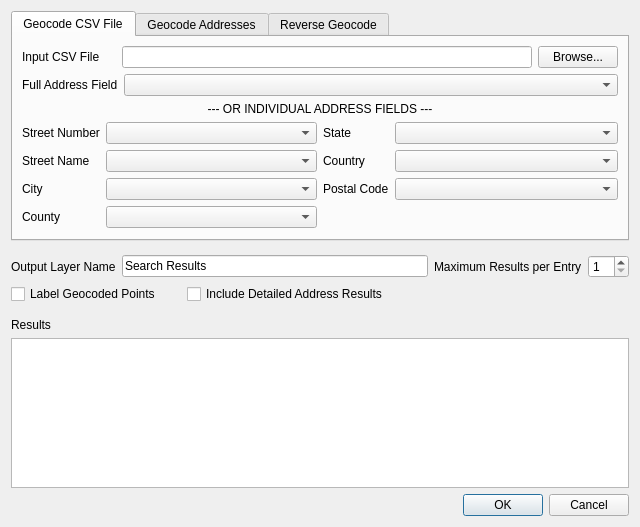
The window that bulkNominatim.ui (NationalSecurityAgency/qgis-bulk-nominatim) describes before a commit, drawn with Qt 5.
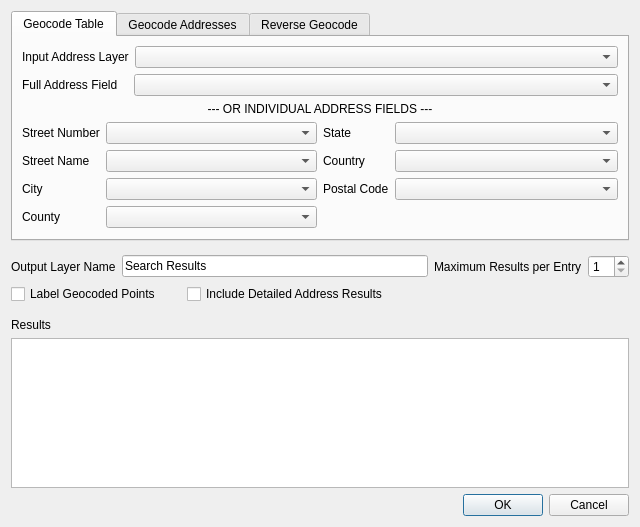
The same window after the commit. Custom widgets are drawn as their Qt base class.

Commit message: replaced csv code with qgis table

```diff
--- a/bulkNominatim.ui
+++ b/bulkNominatim.ui
@@ -21,7 +21,7 @@
      </property>
      <widget class="QWidget" name="csvTab">
       <attribute name="title">
-       <string>Geocode CSV File</string>
+       <string>Geocode Table</string>
       </attribute>
       <layout class="QVBoxLayout" name="verticalLayout_2">
        <item>
@@ -29,21 +29,17 @@
          <item>
           <widget class="QLabel" name="label_3">
            <property name="text">
-            <string>Input CSV File     </string>
+            <string>Input Address Layer</string>
            </property>
           </widget>
          </item>
          <item>
-          <widget class="QLineEdit" name="fileLineEdit">
-           <property name="readOnly">
-            <bool>true</bool>
-           </property>
-          </widget>
-         </item>
-         <item>
-          <widget class="QPushButton" name="browsePushButton">
-           <property name="text">
-            <string>Browse...</string>
+          <widget class="QgsMapLayerComboBox" name="addressMapLayerComboBox">
+           <property name="sizePolicy">
+            <sizepolicy hsizetype="Expanding" vsizetype="Fixed">
+             <horstretch>0</horstretch>
+             <verstretch>0</verstretch>
+            </sizepolicy>
            </property>
           </widget>
          </item>
@@ -54,12 +50,12 @@
          <item row="0" column="0">
           <widget class="QLabel" name="label_16">
            <property name="text">
-            <string>Full Address Field</string>
+            <string>Full Address Field   </string>
            </property>
           </widget>
          </item>
          <item row="0" column="1">
-          <widget class="QComboBox" name="fullAddressComboBox">
+          <widget class="QgsFieldComboBox" name="fullAddressFieldComboBox">
            <property name="sizePolicy">
             <sizepolicy hsizetype="Expanding" vsizetype="Fixed">
              <horstretch>0</horstretch>
@@ -361,6 +357,11 @@
   </layout>
  </widget>
  <customwidgets>
+  <customwidget>
+   <class>QgsFieldComboBox</class>
+   <extends>QComboBox</extends>
+   <header>qgis.gui</header>
+  </customwidget>
   <customwidget>
    <class>QgsMapLayerComboBox</class>
    <extends>QComboBox</extends>
```
Left out of the diff: 83 changed lines with no effect on the pictures. The commit also changes 3 other files.
